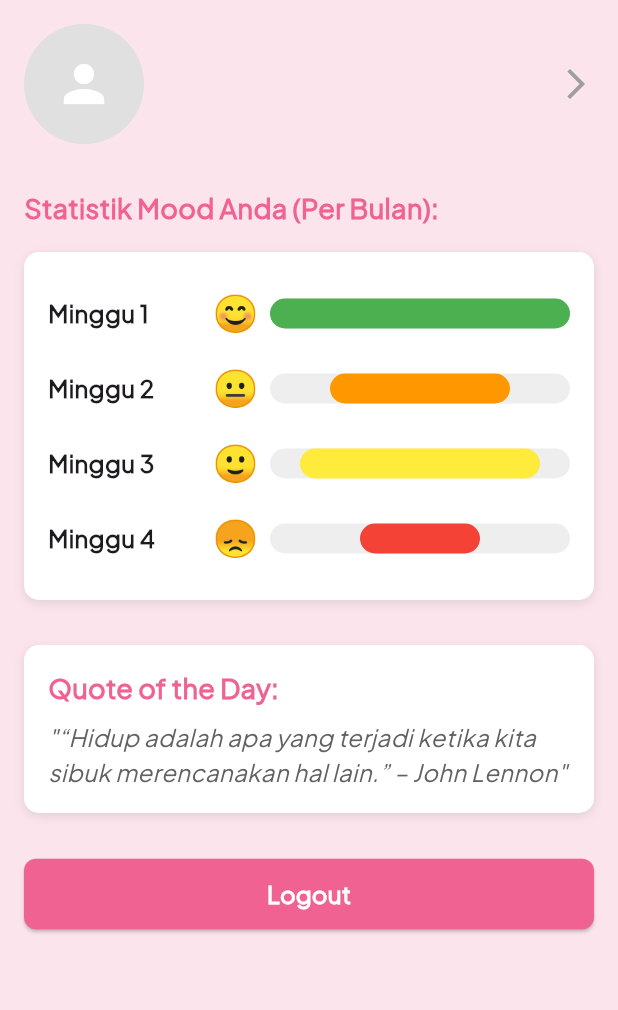
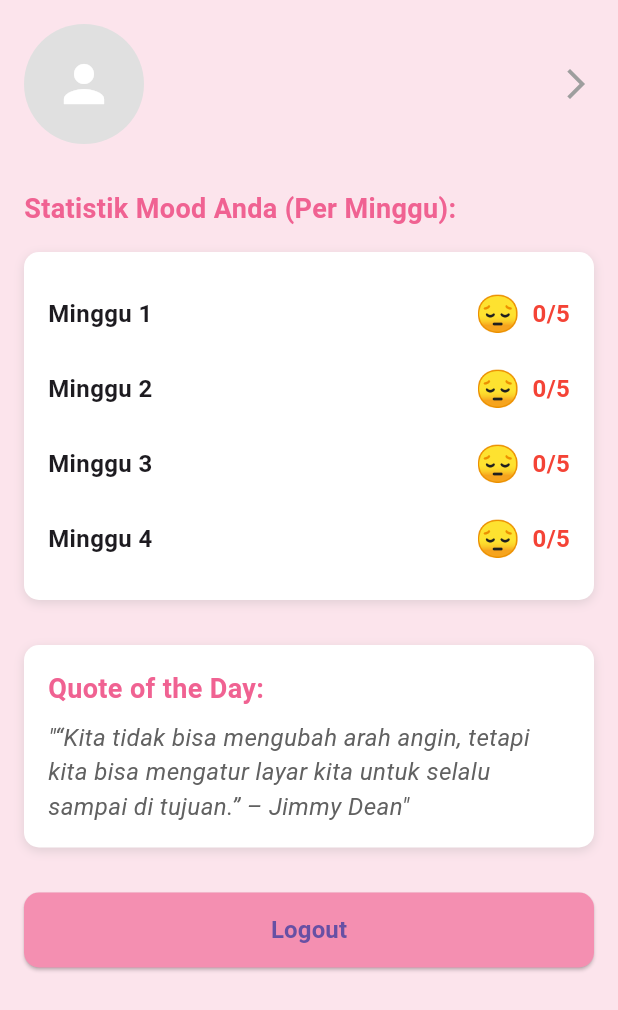
Before and after one commit to amarramitha/deariediary, a Flutter app: the ProfilePage screen opened directly, on a phone screen of 412 x 824 dp. Shown: the top 1010 px of the screen. Run offline on Flutter 3.47's test engine with Material 3 defaults, Android fonts, the phone set to English and light mode, and no system bars; our stand-ins replace cloud_firestore, firebase_auth, firebase_core, firebase_storage, get, google_fonts and 3 more; missing offline and left inert: dart:html, flutter_sound, image_picker_web; accounts and stored records are empty.

Commit message:
mood tracker done

```diff
--- a/lib/login.dart
+++ b/lib/login.dart
@@ -23,7 +23,7 @@ class Login extends StatelessWidget {
                 children: [
                   // Logo
                   Image.asset(
-                    'images/logo.jpg',
+                    'images/logo.png',
                     height: 100,
                   ),
                   SizedBox(height: 32),
--- a/lib/profile/profile_page.dart
+++ b/lib/profile/profile_page.dart
@@ -1,8 +1,8 @@
 import 'package:flutter/material.dart';
 import 'package:firebase_auth/firebase_auth.dart';
 import 'package:cloud_firestore/cloud_firestore.dart';
+import 'package:get/get.dart';
 import 'edit_profile.dart';
-import 'dart:async';
 
 class ProfilePage extends StatefulWidget {
   @override
@@ -14,6 +14,7 @@ class _ProfilePageState extends State<ProfilePage> {
   String _quoteOfTheDay = '';
   String _name = 'Nama Pengguna';
   String _bio = 'Setiap hari memberikan hadiahnya masing-masing.';
+  List<int> _weeklyMoodData = [0, 0, 0, 0];
 
   final List<String> quotes = [
     '“Hidup adalah apa yang terjadi ketika kita sibuk merencanakan hal lain.” – John Lennon',
@@ -28,22 +29,16 @@ class _ProfilePageState extends State<ProfilePage> {
     super.initState();
     _quoteOfTheDay = getQuoteOfTheDay();
     _fetchUserData();
-
-    Timer.periodic(Duration(minutes: 1), (timer) {
-      if (mounted) {
-        setState(() {
-          _quoteOfTheDay = getQuoteOfTheDay();
-        });
-      }
-    });
+    _fetchMoodData();
   }
 
   String getQuoteOfTheDay() {
-    final randomIndex = (quotes.length * (DateTime.now().second / 60)).floor();
-    return quotes[randomIndex % quotes.length];
+    final randomIndex = DateTime.now().day % quotes.length;
+    return quotes[randomIndex];
   }
 
   Future<void> _fetchUserData() async {
+    try {
       User? user = _auth.currentUser;
       if (user != null) {
         DocumentSnapshot userData = await FirebaseFirestore.instance
@@ -57,12 +52,48 @@ class _ProfilePageState extends State<ProfilePage> {
               'Setiap hari memberikan hadiahnya masing-masing.';
         });
       }
+    } catch (e) {
+      print("Error fetching user data: $e");
+    }
   }
 
-  // Method to handle logout
+  Future<void> _fetchMoodData() async {
+    try {
+      User? user = _auth.currentUser;
+      if (user != null) {
+        QuerySnapshot moodEntries = await FirebaseFirestore.instance
+            .collection('users')
+            .doc(user.uid)
+            .collection('diary_entries')
+            .orderBy('date', descending: true)
+            .get();
+
+        List<int> weeklyMood = [0, 0, 0, 0];
+
+        for (var entry in moodEntries.docs) {
+          Timestamp timestamp = entry['date'];
+          int moodLevel = entry['moodLevel'];
+          DateTime entryDate = timestamp.toDate();
+          int weekNumber =
+              ((DateTime.now().difference(entryDate).inDays) / 7).floor();
+
+          if (weekNumber >= 0 && weekNumber < 4) {
+            weeklyMood[weekNumber] = (weeklyMood[weekNumber] + moodLevel) ~/ 2;
+          }
+        }
+
+        setState(() {
+          _weeklyMoodData = weeklyMood;
+        });
+      }
+    } catch (e) {
+      print("Error fetching mood data: $e");
+    }
+  }
+
   Future<void> _logout() async {
     await _auth.signOut();
-    Navigator.of(context).pushReplacementNamed('/login');
+    Get.offNamed('/login');
   }
 
   @override
@@ -81,7 +112,6 @@ class _ProfilePageState extends State<ProfilePage> {
             _buildQuoteCard(),
             const SizedBox(height: 30),
             _buildLogoutButton(),
-            const SizedBox(height: 30),
           ],
         ),
       ),
@@ -103,35 +133,16 @@ class _ProfilePageState extends State<ProfilePage> {
             children: [
               Text(
                 _name,
-                style: TextStyle(
-                  fontSize: 20,
-                  fontWeight: FontWeight.bold,
-                  fontFamily: 'Jakarta',
-                ),
+                style: TextStyle(fontSize: 20, fontWeight: FontWeight.bold),
               ),
               const SizedBox(height: 4),
-              Text(
-                _bio,
-                style: TextStyle(
-                  color: Colors.grey[700],
-                  fontFamily: 'Jakarta',
-                ),
-              ),
+              Text(_bio, style: TextStyle(color: Colors.grey[700])),
             ],
           ),
         ),
         InkWell(
-          onTap: () {
-            Navigator.push(
-              context,
-              MaterialPageRoute(
-                builder: (context) => EditProfile(
-                  bio: _bio,
-                  onBioUpdated: _updateBio,
-                ),
-              ),
-            );
-          },
+          onTap: () =>
+              Get.to(() => EditProfile(bio: _bio, onBioUpdated: _updateBio)),
           child: Icon(Icons.arrow_forward_ios, color: Colors.grey),
         ),
       ],
@@ -143,13 +154,11 @@ class _ProfilePageState extends State<ProfilePage> {
       crossAxisAlignment: CrossAxisAlignment.start,
       children: [
         Text(
-          'Statistik Mood Anda (Per Bulan):',
+          'Statistik Mood Anda (Per Minggu):',
           style: TextStyle(
               fontSize: 18,
               fontWeight: FontWeight.bold,
-            color: Colors.pink[300],
-            fontFamily: 'Jakarta',
-          ),
+              color: Colors.pink[300]),
         ),
         const SizedBox(height: 16),
         _buildMoodChart(),
@@ -167,38 +176,49 @@ class _ProfilePageState extends State<ProfilePage> {
           BoxShadow(
               color: Colors.grey.withOpacity(0.3),
               blurRadius: 5,
-            offset: Offset(0, 2),
-          ),
+              offset: Offset(0, 2))
         ],
       ),
       child: Column(
         crossAxisAlignment: CrossAxisAlignment.start,
         children: [
-          Text(
-            'Quote of the Day:',
+          Text('Quote of the Day:',
               style: TextStyle(
                   fontSize: 18,
                   fontWeight: FontWeight.bold,
-              color: Colors.pink[300],
-              fontFamily: 'Jakarta',
-            ),
-          ),
+                  color: Colors.pink[300])),
           const SizedBox(height: 8),
-          Text(
-            '"$_quoteOfTheDay"',
+          Text('"$_quoteOfTheDay"',
               style: TextStyle(
                   fontSize: 16,
                   fontStyle: FontStyle.italic,
-              color: Colors.grey[700],
-              fontFamily: 'Jakarta',
-            ),
-          ),
+                  color: Colors.grey[700])),
         ],
       ),
     );
   }
 
   Widget _buildMoodChart() {
+    // Uncomment to use a line chart instead of a list-based chart
+    /*
+    return LineChart(
+      LineChartData(
+        titlesData: FlTitlesData(show: true),
+        lineBarsData: [
+          LineChartBarData(
+            spots: List.generate(
+              _weeklyMoodData.length,
+              (index) => FlSpot(index.toDouble(), _weeklyMoodData[index].toDouble()),
+            ),
+            isCurved: true,
+            barWidth: 4,
+            colors: [Colors.pinkAccent],
+          ),
+        ],
+      ),
+    );
+    */
+
     return Container(
       padding: const EdgeInsets.all(16),
       decoration: BoxDecoration(
@@ -208,87 +228,48 @@ class _ProfilePageState extends State<ProfilePage> {
           BoxShadow(
               color: Colors.grey.withOpacity(0.3),
               blurRadius: 5,
-            offset: Offset(0, 2),
-          ),
+              offset: Offset(0, 2))
         ],
       ),
       child: Column(
         crossAxisAlignment: CrossAxisAlignment.start,
-        children: [
-          _buildMoodBar('Minggu 1', 5),
-          _buildMoodBar('Minggu 2', 3),
-          _buildMoodBar('Minggu 3', 4),
-          _buildMoodBar('Minggu 4', 2),
-        ],
+        children: List.generate(_weeklyMoodData.length, (index) {
+          return _buildMoodBar('Minggu ${index + 1}', _weeklyMoodData[index]);
+        }),
       ),
     );
   }
 
   Widget _buildMoodBar(String week, int moodLevel) {
-    String moodEmoji = '';
-    Color moodColor = Colors.grey;
-
-    switch (moodLevel) {
-      case 5:
-        moodEmoji = '😊';
-        moodColor = Colors.green;
-        break;
-      case 4:
-        moodEmoji = '🙂';
-        moodColor = Colors.yellow;
-        break;
-      case 3:
-        moodEmoji = '😐';
-        moodColor = Colors.orange;
-        break;
-      case 2:
-        moodEmoji = '😞';
-        moodColor = Colors.red;
-        break;
-      default:
-        moodEmoji = '😔';
-        moodColor = Colors.redAccent;
-        break;
-    }
+    String moodEmoji = moodLevel >= 4
+        ? '😊'
+        : moodLevel >= 3
+            ? '🙂'
+            : moodLevel >= 2
+                ? '😞'
+                : '😔';
+    Color moodColor = moodLevel >= 4
+        ? Colors.green
+        : moodLevel >= 3
+            ? Colors.yellow
+            : Colors.red;
 
     return Padding(
       padding: const EdgeInsets.symmetric(vertical: 8.0),
       child: Row(
         mainAxisAlignment: MainAxisAlignment.spaceBetween,
         children: [
-          Text(
-            week,
-            style: TextStyle(
-              fontSize: 16,
-              fontWeight: FontWeight.bold,
-              fontFamily: 'Jakarta',
-            ),
-          ),
+          Text(week,
+              style: TextStyle(fontSize: 16, fontWeight: FontWeight.bold)),
           Row(
             children: [
-              Text(
-                moodEmoji,
-                style: TextStyle(fontSize: 24),
-              ),
-              const SizedBox(width: 8),
-              Container(
-                width: 200,
-                height: 20,
-                decoration: BoxDecoration(
-                  color: Colors.grey[200],
-                  borderRadius: BorderRadius.circular(10),
-                ),
-                child: FractionallySizedBox(
-                  alignment: Alignment.bottomCenter,
-                  widthFactor: moodLevel / 5.0,
-                  child: Container(
-                    decoration: BoxDecoration(
+              Text(moodEmoji, style: TextStyle(fontSize: 24)),
+              SizedBox(width: 8),
+              Text('$moodLevel/5',
+                  style: TextStyle(
                       color: moodColor,
-                      borderRadius: BorderRadius.circular(10),
-                    ),
-                  ),
-                ),
-              ),
+                      fontWeight: FontWeight.bold,
+                      fontSize: 16)),
             ],
           ),
         ],
@@ -297,33 +278,18 @@ class _ProfilePageState extends State<ProfilePage> {
   }
 
   Widget _buildLogoutButton() {
-    return Center(
-      child: SizedBox(
-        width: double.infinity, // Stretches the button
-        child: ElevatedButton(
+    return ElevatedButton(
       onPressed: _logout,
       style: ElevatedButton.styleFrom(
-            backgroundColor: Colors.pink[300],
-            padding: EdgeInsets.symmetric(vertical: 12, horizontal: 20),
-            shape: RoundedRectangleBorder(
-              borderRadius: BorderRadius.circular(8),
+        backgroundColor: Colors.pink[200],
+        minimumSize: Size(double.infinity, 50),
+        shape: RoundedRectangleBorder(borderRadius: BorderRadius.circular(10)),
       ),
-          ),
-          child: Text(
-            'Logout',
-            style: TextStyle(
-              fontSize: 16,
-              fontWeight: FontWeight.bold,
-              fontFamily: 'Jakarta',
-              color: Colors.white,
-            ),
-          ),
-        ),
-      ),
+      child: Text('Logout',
+          style: TextStyle(fontSize: 16, fontWeight: FontWeight.bold)),
     );
   }
 
-  // Method to handle bio update
   void _updateBio(String newBio) {
     setState(() {
       _bio = newBio;
--- a/lib/splash_screen.dart
+++ b/lib/splash_screen.dart
@@ -44,7 +44,7 @@ class _SplashScreenState extends State<SplashScreen> {
           mainAxisAlignment: MainAxisAlignment.center,
           children: [
             Image.asset(
-              'images/logo.jpg',
+              'images/logo.png',
               width: 150,
               height: 150,
             ),
--- a/pubspec.yaml
+++ b/pubspec.yaml
@@ -50,6 +50,7 @@ dependencies:
   table_calendar: ^3.0.2
   google_fonts: ^6.2.1
   path_provider: ^2.1.5
+  fl_chart: ^0.69.0
 
 
 dev_dependencies:
```
Also changed, not shown: lib/controller/login_controller.dart (+40 -8 lines), lib/diary/add_diary.dart (+46 -46 lines), lib/diary/diary_detail.dart (+8 -18 lines), lib/diary/diary_page.dart (+54 -30 lines), lib/mood/mood_tracker.dart (+8 -126 lines), lib/register.dart (+5 -5 lines), images/logo.jpg (deleted), images/logo.png (added), pubspec.lock. Lines whose indentation alone changed are shown as unchanged.
